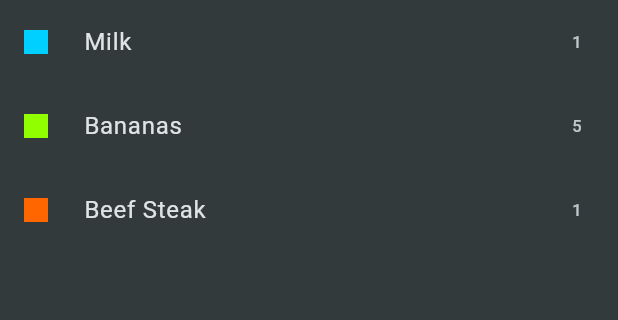
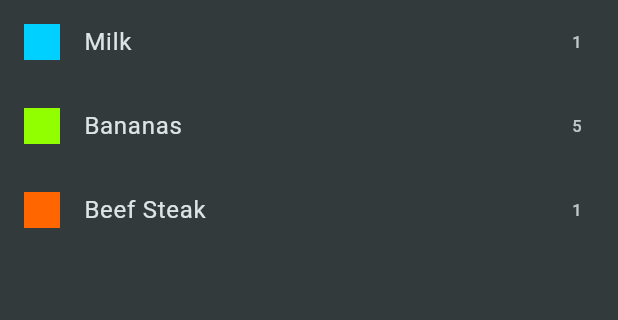
Before and after one commit to loloa/FLUTTER, a Flutter app: the screen it shows after launch, on a phone screen of 412 x 824 dp, the part 84-404 px from its top. Run offline on Flutter 3.47's test engine with Material 3 defaults, Android fonts, the phone set to English and light mode, and no system bars.

Commit message:
fix size

```diff
--- a/lib/views/grocery_cell.dart
+++ b/lib/views/grocery_cell.dart
@@ -10,8 +10,8 @@ class GroceryCell extends StatelessWidget {
     return Row(
       children: [
         Container(
-          width: 16,
-          height: 16,
+          width: 24,
+          height: 24,
           decoration: BoxDecoration(color: model.category.color),
         ),
         SizedBox(width: 20),
--- a/lib/views/grocery_list.dart
+++ b/lib/views/grocery_list.dart
@@ -16,12 +16,12 @@ class GroceryList extends StatelessWidget {
           final model = groceryItems[index];
           return ListTile(
             leading: Container(
-              width: 16,
-              height: 16,
+              width: 24,
+              height: 24,
               decoration: BoxDecoration(color: model.category.color),
             ),
             title: Text(model.name),
-            trailing: Text('${model.quantity}'),
+            trailing: Text(model.quantity.toString()),
           );
           // GroceryCell(model: groceryItems[index]);
         },
```
